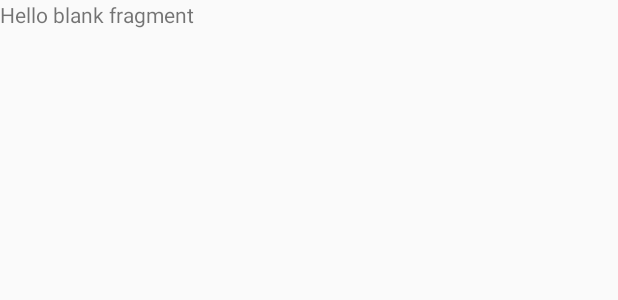
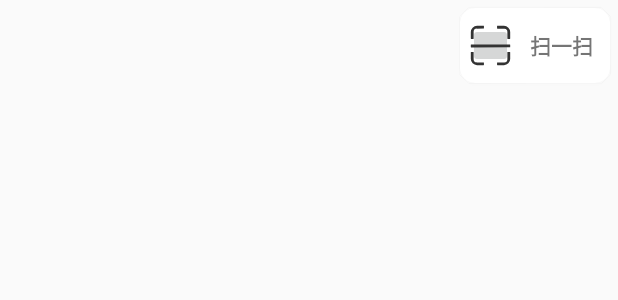
Before and after one commit to wenvelope/Inventory, an Android app: the layout fragment_scan.xml on its own in the app's theme, with its tools: preview values and no code run, on a phone screen of 412 x 824 dp. Shown: the top 300 px of the screen. Run offline under Robolectric (Android 15) with nearby library versions, the phone set to English and light mode, and no system bars.

Commit message:
+function----scan

```diff
--- a/app/build.gradle
+++ b/app/build.gradle
@@ -69,4 +69,8 @@ dependencies {
 
     implementation 'androidx.navigation:navigation-fragment:2.5.2'
     implementation 'androidx.navigation:navigation-ui:2.5.2'
+
+    implementation 'com.huawei.hms:scanplus:1.3.2.300'
+
+    implementation 'com.guolindev.permissionx:permissionx:1.6.4'
 }
--- a/app/src/main/AndroidManifest.xml
+++ b/app/src/main/AndroidManifest.xml
@@ -9,6 +9,9 @@
     <uses-permission android:name="android.permission.DISABLE_KEYGUARD" />
     <uses-permission android:name="android.permission.WAKE_LOCK" />
     <uses-permission android:name="android.permission.VIBRATE" />
+    <uses-permission android:name="android.permission.CAMERA"/>
+    <uses-permission android:name="android.permission.READ_EXTERNAL_STORAGE" />
+    <uses-permission android:name="android.permission.WRITE_EXTERNAL_STORAGE" />
 
     <application
         android:name=".MyApplication"
--- /dev/null
+++ b/app/src/main/res/drawable/ic_scan.xml
@@ -0,0 +1,9 @@
+<vector xmlns:android="http://schemas.android.com/apk/res/android"
+    android:width="200dp"
+    android:height="200dp"
+    android:viewportWidth="1024"
+    android:viewportHeight="1024">
+  <path
+      android:pathData="M128,669.9v154.1a72,72 0,0 0,67.8 71.9l4.2,0.1L354.1,896c4.7,0 8.5,3.8 8.5,8.5v46.9a8.5,8.5 0,0 1,-8.5 8.5L205.5,960A141.5,141.5 0,0 1,64 818.5L64,669.9c0,-4.7 3.8,-8.5 8.5,-8.5h46.9c4.7,0 8.5,3.8 8.5,8.5zM960,669.9v148.7A141.5,141.5 0,0 1,818.5 960L669.9,960a8.5,8.5 0,0 1,-8.5 -8.5v-46.9c0,-4.7 3.8,-8.5 8.5,-8.5h154.1a72,72 0,0 0,71.9 -67.8l0.1,-4.2L896,669.9c0,-4.7 3.8,-8.5 8.5,-8.5h46.9c4.7,0 8.5,3.8 8.5,8.5zM960,499.2v46.9a8.5,8.5 0,0 1,-8.5 8.5L72.5,554.7a8.5,8.5 0,0 1,-8.5 -8.5v-46.9c0,-4.7 3.8,-8.5 8.5,-8.5h878.9c4.7,0 8.5,3.8 8.5,8.5zM362.7,72.5v46.9a8.5,8.5 0,0 1,-8.5 8.5L200,128a72,72 0,0 0,-71.9 67.8L128,200L128,354.1a8.5,8.5 0,0 1,-8.5 8.5L72.5,362.7a8.5,8.5 0,0 1,-8.5 -8.5L64,205.5A141.5,141.5 0,0 1,205.5 64L354.1,64c4.7,0 8.5,3.8 8.5,8.5zM818.5,64A141.5,141.5 0,0 1,960 205.5L960,354.1a8.5,8.5 0,0 1,-8.5 8.5h-46.9a8.5,8.5 0,0 1,-8.5 -8.5L896,200a72,72 0,0 0,-67.8 -71.9L824,128L669.9,128a8.5,8.5 0,0 1,-8.5 -8.5L661.3,72.5c0,-4.7 3.8,-8.5 8.5,-8.5h148.7z"
+      android:fillColor="#333333"/>
+</vector>
--- a/app/src/main/res/layout/activity_home.xml
+++ b/app/src/main/res/layout/activity_home.xml
@@ -10,7 +10,6 @@
     <androidx.constraintlayout.widget.ConstraintLayout
         android:layout_width="match_parent"
         android:layout_height="match_parent"
-        android:background="#8DEEEE"
         tools:context=".ui.HomeActivity">
 
 
@@ -30,7 +29,7 @@
             android:id="@+id/bottom_navi"
             android:layout_width="match_parent"
             android:layout_height="60dp"
-            android:background="#00668B"
+            android:background="#DCDCDC"
             app:menu="@menu/bottom_menu"
             app:layout_constraintBottom_toBottomOf="parent"
             app:layout_constraintEnd_toEndOf="parent"
--- a/app/src/main/res/layout/fragment_scan.xml
+++ b/app/src/main/res/layout/fragment_scan.xml
@@ -1,6 +1,7 @@
 <?xml version="1.0" encoding="utf-8"?>
 <layout xmlns:android="http://schemas.android.com/apk/res/android"
-    xmlns:tools="http://schemas.android.com/tools">
+    xmlns:tools="http://schemas.android.com/tools"
+    xmlns:app="http://schemas.android.com/apk/res-auto">
 
     <data>
 
@@ -11,11 +12,45 @@
         android:layout_height="match_parent"
         tools:context=".ui.ScanFragment">
 
+        <androidx.cardview.widget.CardView
+            android:id="@+id/scan_bg"
+            android:layout_width="100dp"
+            android:layout_height="50dp"
+            app:layout_constraintTop_toTopOf="parent"
+            app:layout_constraintEnd_toEndOf="parent"
+            app:cardCornerRadius="10dp"
+            android:elevation="3dp"
+            android:layout_marginTop="5dp"
+            android:layout_marginEnd="5dp"
+            >
+            <LinearLayout
+                android:layout_width="match_parent"
+                android:layout_height="match_parent"
+                android:orientation="horizontal">
+                <androidx.constraintlayout.utils.widget.ImageFilterButton
+                    android:id="@+id/scan_button"
+                    android:layout_width="30dp"
+                    android:layout_height="30dp"
+                    android:src="@drawable/ic_scan"
+                    android:scaleType="fitXY"
+                    android:layout_marginStart="5dp"
+                    android:layout_gravity="center|start"
+                    />
+                <TextView
+                    android:layout_width="match_parent"
+                    android:layout_height="30dp"
+                    android:gravity="center"
+                    android:layout_gravity="center"
+                    android:text="扫一扫"
+                    android:textStyle="bold"
+                    />
 
-        <TextView
-            android:layout_width="match_parent"
-            android:layout_height="match_parent"
-            android:text="@string/hello_blank_fragment" />
+            </LinearLayout>
+
+        </androidx.cardview.widget.CardView>
+
+
+
 
     </androidx.constraintlayout.widget.ConstraintLayout>
 </layout>
--- a/app/src/main/res/menu/bottom_menu.xml
+++ b/app/src/main/res/menu/bottom_menu.xml
@@ -2,14 +2,17 @@
 <menu xmlns:android="http://schemas.android.com/apk/res/android">
     <item
         android:id="@+id/scanFragment"
+        android:icon="@drawable/ic_add"
         android:title="入库"
         />
     <item
         android:id="@+id/funFragment"
+        android:icon="@drawable/ic_fun"
         android:title="功能"
         />
     <item
         android:id="@+id/mineFragment"
+        android:icon="@drawable/ic_mine"
         android:title="我的"
         />
 
--- a/settings.gradle
+++ b/settings.gradle
@@ -10,6 +10,7 @@ dependencyResolutionManagement {
     repositories {
         google()
         mavenCentral()
+        maven {url 'https://developer.huawei.com/repo/'}
     }
 }
 rootProject.name = "Inventory"
```
Also changed, not shown: app/src/main/java/com/example/inventory/model/HomeViewModel.kt (added, +7 -0 lines), app/src/main/java/com/example/inventory/ui/HomeActivity.kt (+28 -2 lines), app/src/main/java/com/example/inventory/ui/ScanFragment.kt (+38 -0 lines), app/src/main/res/drawable/ic_add.xml (added, +12 -0 lines), app/src/main/res/drawable/ic_fun.xml (added, +9 -0 lines), app/src/main/res/drawable/ic_mine.xml (added, +9 -0 lines).
